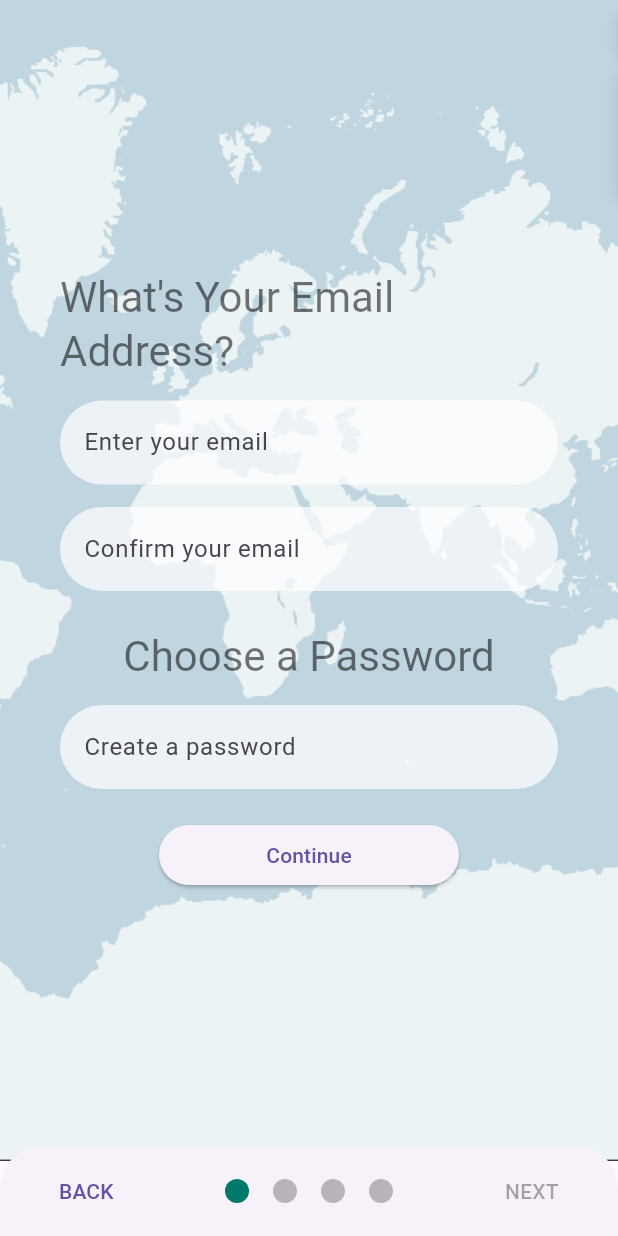
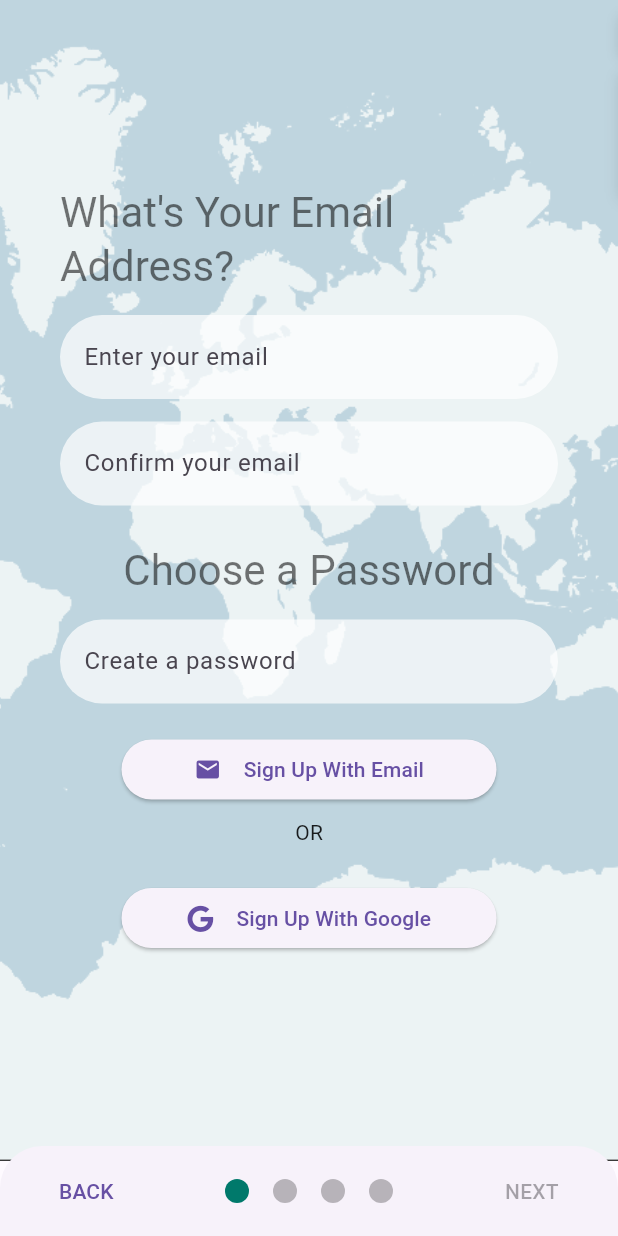
Before and after one commit to flutterWithChris/nativ, a Flutter app: the SignupScreen screen opened directly, on a phone screen of 412 x 824 dp. Run offline on Flutter 3.47's test engine with Material 2 defaults, Android fonts, the phone set to English and light mode, and no system bars; drawn by our look-alikes of smooth_page_indicator; our stand-ins replace bloc, cloud_firestore, equatable, firebase_auth, firebase_core, firebase_storage and 14 more; missing offline and left inert: day_night_switcher, flow_builder, flutter_map_location_marker, flutterfire_ui, keyboard_visibility; accounts and stored records are empty; generated files the repository leaves out were written again; network calls fail; Roboto replaces fonts that are missing (Lekton).

Commit message:
Google Sign In

```diff
--- a/lib/view/pages/main.dart
+++ b/lib/view/pages/main.dart
@@ -4,7 +4,6 @@ import 'package:flow_builder/flow_builder.dart';
 import 'package:flutter/material.dart';
 import 'package:flutter_bloc/flutter_bloc.dart';
 import 'package:flutter_dotenv/flutter_dotenv.dart';
-import 'package:flutter_map/flutter_map.dart';
 import 'package:flutterfire_ui/auth.dart';
 import 'package:get/get.dart';
 import 'package:nativ/bloc/app/app_bloc.dart';
@@ -13,14 +12,12 @@ import 'package:nativ/bloc/geolocation/bloc/geolocation_bloc.dart';
 import 'package:nativ/bloc/location/location_bloc.dart';
 import 'package:nativ/bloc/settings/preferences.dart';
 import 'package:nativ/bloc/settings/theme/bloc/theme_bloc.dart';
-
 import 'package:nativ/data/repositories/auth_repository.dart';
 import 'package:nativ/data/repositories/geolocation/geolocation_repository.dart';
 import 'package:nativ/data/routes/routes.dart';
 import 'package:nativ/firebase_options.dart';
 import 'package:nativ/view/pages/profile_menu.dart';
 import 'package:nativ/view/pages/settings_menu.dart';
-
 import 'package:nativ/view/widgets/bottom_nav_bar.dart';
 import 'package:nativ/view/widgets/location_searchbar.dart';
 import 'package:nativ/view/widgets/main_map.dart';
@@ -93,7 +90,6 @@ class AppView extends StatelessWidget {
         child: BlocBuilder<ThemeBloc, ThemeState>(
           builder: (context, state) {
             return GetMaterialApp(
-              // TODO: darkTheme: ThemeData(),
               theme: state.themeData,
               home: FlowBuilder(
                 state: context.select((AppBloc bloc) => bloc.state.status),
@@ -129,7 +125,6 @@ class _HomeScreenState extends State<HomeScreen> {
   Widget build(BuildContext context) {
     final PanelController panelController = PanelController();
     final user = context.select((AppBloc bloc) => bloc.state.user);
-    MapController mapController = MapController();
     return Scaffold(
       drawer: Drawer(
         //backgroundColor: Colors.indigo,
--- a/lib/view/screens/signup/basic_info.dart
+++ b/lib/view/screens/signup/basic_info.dart
@@ -1,7 +1,9 @@
 import 'package:flutter/material.dart';
 import 'package:flutter_bloc/flutter_bloc.dart';
+import 'package:flutter_dotenv/flutter_dotenv.dart';
+import 'package:flutterfire_ui/auth.dart';
+import 'package:font_awesome_flutter/font_awesome_flutter.dart';
 import 'package:image_picker/image_picker.dart';
-
 import 'package:nativ/bloc/signup/signup_cubit.dart';
 import 'package:nativ/data/repositories/storage/storage_repository.dart';
 import 'package:nativ/view/widgets/confirm_email.dart';
@@ -69,6 +71,13 @@ class SignupBasicInfoPage extends StatelessWidget {
                             SignupButton(
                                 formKey: signupformKey,
                                 pageController: pageController),
+                            const Padding(
+                              padding: EdgeInsets.all(8.0),
+                              child: Text('OR'),
+                            ),
+                            GoogleSignupButton(
+                                formKey: signupformKey,
+                                pageController: pageController),
                           ],
                         ),
                       ],
@@ -118,7 +127,6 @@ class SignupButton extends StatelessWidget {
         return state.status == SignupStatus.submitting
             ? const CircularProgressIndicator()
             : ElevatedButton(
-                style: ElevatedButton.styleFrom(fixedSize: const Size(200, 40)),
                 onPressed: () async {
                   if (formKey.currentState!.validate()) {
                     print('Sign in Clicked');
@@ -127,7 +135,66 @@ class SignupButton extends StatelessWidget {
                     _showSnackBar(context, 'Sign Up Error!');
                   }
                 },
-                child: const Text('Continue'));
+                child: Wrap(
+                  crossAxisAlignment: WrapCrossAlignment.center,
+                  spacing: 15,
+                  children: const [
+                    Icon(Icons.email),
+                    Text('Sign Up With Email'),
+                  ],
+                ),
+              );
+      },
+    );
+  }
+}
+
+class GoogleSignupButton extends StatelessWidget {
+  final PageController pageController;
+  var formKey = GlobalKey<FormState>();
+  final String googleClientId = dotenv.get('GOOGLE_SERVICE_CLIENT_ID');
+
+  GoogleSignupButton({
+    Key? key,
+    required this.formKey,
+    required this.pageController,
+  }) : super(key: key);
+
+  @override
+  Widget build(BuildContext context) {
+    return BlocConsumer<SignupCubit, SignupState>(
+      listener: (context, state) {
+        if (state.status == SignupStatus.success) {
+          pageController.animateToPage(pageController.page!.toInt() + 1,
+              duration: const Duration(milliseconds: 500),
+              curve: Curves.easeInOut);
+          /*  pageController.nextPage(
+              duration: const Duration(seconds: 1), curve: Curves.easeInOut); */
+        }
+      },
+      buildWhen: (previous, current) => previous.status != current.status,
+      builder: (context, state) {
+        return state.status == SignupStatus.submitting
+            ? const CircularProgressIndicator()
+            : Padding(
+                padding: const EdgeInsets.symmetric(vertical: 15),
+                child: ElevatedButton(
+                  onPressed: () {
+                    GoogleProviderConfiguration(
+                      clientId: googleClientId,
+                    );
+                    context.read<SignupCubit>().signUpWithGoogleCredentials();
+                  },
+                  child: Wrap(
+                    crossAxisAlignment: WrapCrossAlignment.center,
+                    spacing: 15,
+                    children: const [
+                      Icon(FontAwesomeIcons.google),
+                      Text('Sign Up With Google')
+                    ],
+                  ),
+                ),
+              );
       },
     );
   }
```
Also changed, not shown: lib/bloc/login/login_cubit.dart (+4 -3 lines), lib/bloc/signup/signup_cubit.dart (+12 -0 lines), lib/data/repositories/auth_repository.dart (+20 -0 lines), lib/view/screens/login/login_screen.dart (+42 -7 lines), 2 other files.
